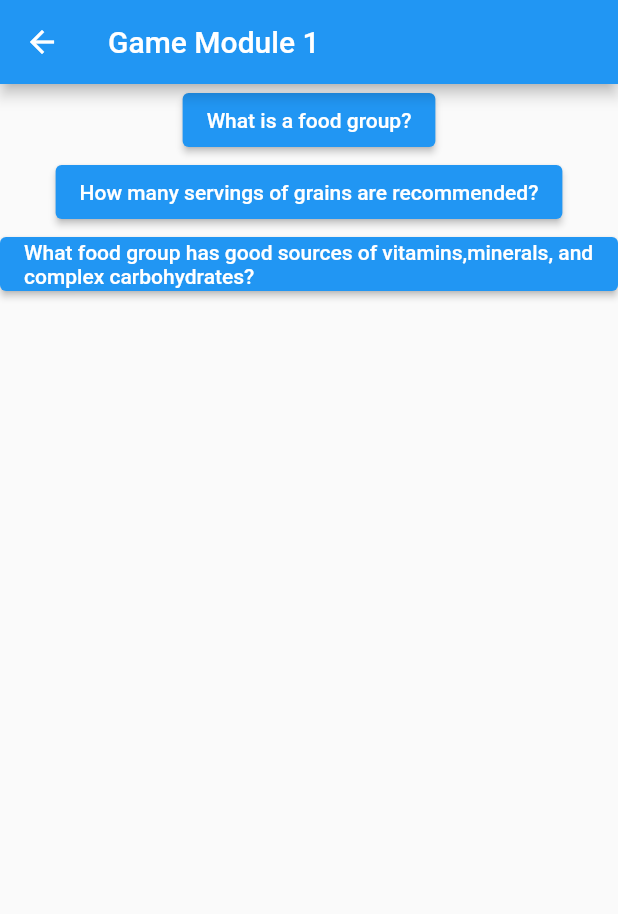
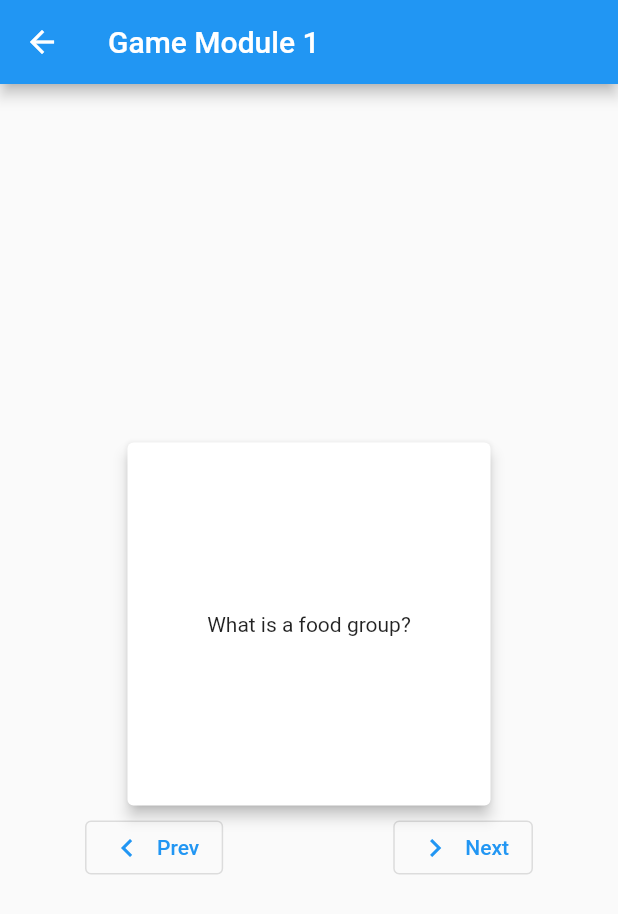
Before and after one commit to ALASKAWARRIORS/HealthLit, a Flutter app: the screen it shows after launch, after a tap on "Game", on a phone screen of 412 x 824 dp. Shown: the top 914 px of the screen. Run offline on Flutter 3.47's test engine with Material 2 defaults, Android fonts, the phone set to English and light mode, and no system bars; drawn by our look-alikes of flip_card; our stand-ins replace cloud_firestore, firebase_auth, firebase_core, google_fonts; accounts and stored records are empty.

Commit message:
Flashcard stuff

```diff
--- /dev/null
+++ b/step_02/lib/flashcard.dart
@@ -0,0 +1,5 @@
+class Flashcard {
+  final String question;
+  final String answer;
+  Flashcard(this.question, this.answer);
+}
--- /dev/null
+++ b/step_02/lib/flashcardView.dart
@@ -0,0 +1,17 @@
+import 'package:flutter/material.dart';
+
+class FlashcardView extends StatelessWidget{
+  final String text;
+
+  FlashcardView(this.text, {Key? key}) : super(key : key);
+
+  @override
+  Widget build(BuildContext context) {
+    return Card(
+        elevation: 4,
+        child: Center(
+            child: Text(text, textAlign: TextAlign.center,)
+        )
+    );
+  }
+}
--- a/step_02/lib/main.dart
+++ b/step_02/lib/main.dart
@@ -5,8 +5,11 @@ import 'package:flutter/material.dart';
 import 'package:firebase_core/firebase_core.dart';
 import 'package:firebase_auth/firebase_auth.dart'; // new
 import 'package:google_fonts/google_fonts.dart';
-import 'package:provider/provider.dart';           // new
+import 'package:gtk_flutter/flashcard.dart';
+import 'package:provider/provider.dart';
+import 'package:flip_card/flip_card.dart'; // new
 
+import 'flashcardView.dart';
 import 'src/authentication.dart';                  // new
 
 
@@ -56,7 +59,7 @@ class HomePage extends StatelessWidget {
         onPressed: () {
           Navigator.push(
           context,
-          MaterialPageRoute(builder: (context) => modOneGame()),
+          MaterialPageRoute(builder: (context) => modOneGameWidget()),
         );},
         child: Text('Game'),
         backgroundColor: Colors.blue,
@@ -187,25 +190,27 @@ class ApplicationState extends ChangeNotifier {
   }
 }
 
-class modOneGame extends StatelessWidget {
- // const SecondRoute({Key? key}) : super(key: key);
-  var questions = {
-    'What is a food group?' : 'Category of foods that contain similar '
-        'nutrients.',
-    'How many servings of grains are recommended?' : '6-11 of bread, '
-        'cereal, rice, and pasta',
-    'What food group has good sources of vitamins,'
-        'minerals, and complex carbohydrates?' : 'Grains, make half your grains '
-        'whole grain bread, cereal, rice, and pasta'
-  };
-  String q1 = '', q2 = '', q3 = '';
+class modOneGameWidget extends StatefulWidget{
+  const modOneGameWidget({Key? key}) : super(key : key);
 
+  @override
+  modOneGame createState() => modOneGame();
+}
 
-  modOneGame(){
-    q1 = questions.keys.toList().elementAt(0);
-    q2 = questions.keys.toList().elementAt(1);
-    q3 = questions.keys.toList().elementAt(2);
-  }
+class modOneGame extends State<modOneGameWidget> {
+
+  List<Flashcard> flashcards = [
+    Flashcard('What is a food group?', 'Category of foods that contain similar '
+  'nutrients.'),
+    Flashcard('How many servings of grains are recommended?', '6-11 of bread, '
+        'cereal, rice, and pasta'),
+    Flashcard('What food group has good sources of vitamins,'
+        'minerals, and complex carbohydrates?',
+        'Grains, make half your grains '
+            'whole grain bread, cereal, rice, and pasta')
+  ];
+
+  int currentIndex = 0;
 
   @override
   Widget build(BuildContext context) {
@@ -213,38 +218,50 @@ class modOneGame extends StatelessWidget {
       appBar: AppBar(
         title: const Text('Game Module 1'),
       ),
-      body: ListView(
+      body: Center(
+        child: Column(
+          mainAxisAlignment: MainAxisAlignment.center,
           children: [
-          Align(
-          alignment: Alignment.center,
-          child: ElevatedButton(
-              onPressed: (){
-
-              },
-              child: Text(q1))
+            SizedBox(
+              width: 250,
+              height: 250,
+              child: FlipCard(
+                front: FlashcardView(flashcards[currentIndex].question),
+                back: FlashcardView(flashcards[currentIndex].answer),
+              )
             ),
-          Align(
-              alignment: Alignment.center,
-              child: ElevatedButton(
-                  onPressed: (){
-
-                  },
-                  child: Text(q2))
+            Row(
+              mainAxisAlignment: MainAxisAlignment.spaceAround,
+              children: [
+                OutlinedButton.icon(
+                  onPressed: showPreviousCard,
+                  icon: Icon(Icons.chevron_left),
+                  label: Text("Prev")
                 ),
-          Align(
-              alignment: Alignment.center,
-              child: ElevatedButton(
-                  onPressed: (){
-
-                  },
-                  child: Text(q3))
+                OutlinedButton.icon(
+                  onPressed: showNextCard,
+                  icon: Icon(Icons.chevron_right),
+                  label: Text("Next")
+                )
+              ]
             )
           ],
         )
+      )
       );
   }
+  void showNextCard() {
+    setState(() {
+      currentIndex =
+          (currentIndex + 1 < flashcards.length) ? currentIndex + 1 : 0;
+    });
+  }
+  void showPreviousCard() {
+    setState(() {
+      currentIndex =
+          (currentIndex - 1 >= 0) ? currentIndex - 1 : flashcards.length - 1;
+    });
   }
 
-void changeText(String question){
 
 }
--- a/step_02/pubspec.yaml
+++ b/step_02/pubspec.yaml
@@ -13,6 +13,7 @@ dependencies:
   firebase_auth: ^1.0.0
   google_fonts: ^2.0.0
   provider: ^5.0.0
+  flip_card: ^0.6.0
 
 
 dev_dependencies:
```
Also changed, not shown: step_02/pubspec.lock. Lines whose indentation alone changed are shown as unchanged.
